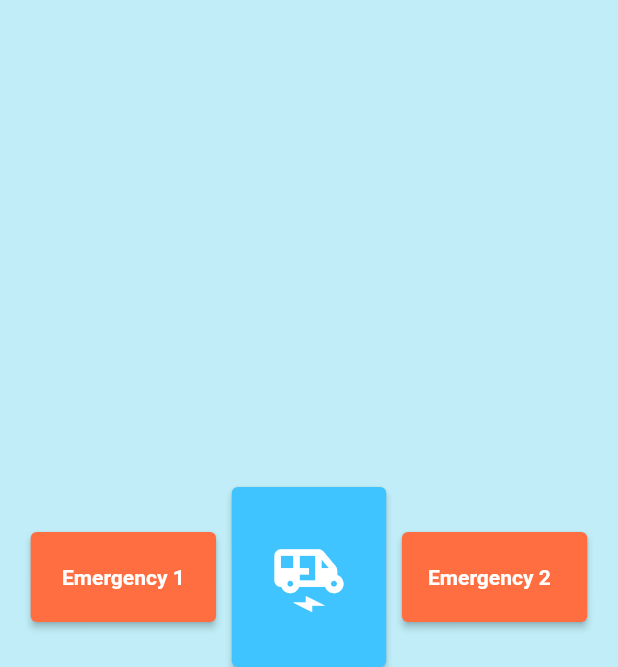
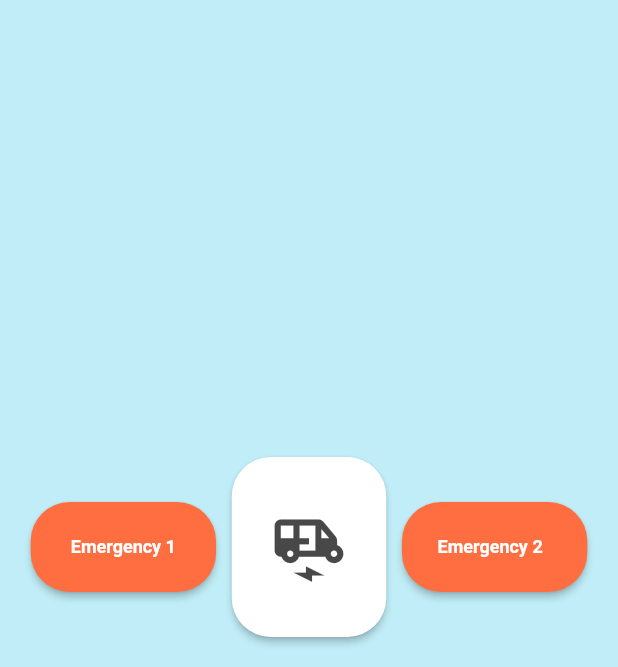
Before and after one commit to GouthamSurendran/Elderly-Launcher, a Flutter app: the screen it shows after launch, on a phone screen of 412 x 824 dp, the part 569-1236 px from its top. Run offline on Flutter 3.47's test engine with Material 2 defaults, Android fonts, the phone set to English and light mode, and no system bars; our stand-ins replace contacts_service, google_fonts, permission_handler, shared_preferences, sqflite; missing offline and left inert: device_apps, flutter_phone_direct_caller, torch_compat; accounts and stored records are empty.

Commit message:
fix resizing issues

```diff
--- a/lib/screens/appScreen.dart
+++ b/lib/screens/appScreen.dart
@@ -95,9 +95,9 @@ class _AppScreenState extends State<AppScreen>
           child: Icon(
             IconData(58727, fontFamily: 'MaterialIcons'),
             size: 35,
-            color: Colors.white,
+            color: Colors.black38,
           ),
-          backgroundColor: Colors.blue,
+          backgroundColor: Colors.white,
         ),
       ),
     );
--- a/lib/screens/homeScreen.dart
+++ b/lib/screens/homeScreen.dart
@@ -61,19 +61,23 @@ class _HomeScreenState extends State<HomeScreen> {
         context: context,
         builder: (context) {
           return AlertDialog(
+            shape:
+                RoundedRectangleBorder(borderRadius: BorderRadius.circular(12)),
             content: Container(
               height: 100,
               child: Column(
                 mainAxisAlignment: MainAxisAlignment.spaceAround,
                 children: [
                   TextField(
-                    controller: id==1?numberController:numberController2,
+                    controller: id == 1 ? numberController : numberController2,
                     decoration:
                         InputDecoration(hintText: "Enter Emergency number $id"),
                   ),
                   ElevatedButton(
                     onPressed: () {
-                      dynamic number = id == 1 ? numberController.text : numberController2.text;
+                      dynamic number = id == 1
+                          ? numberController.text
+                          : numberController2.text;
                       setNum(number, id).then((value) {
                         getNums();
                       });
@@ -111,14 +115,16 @@ class _HomeScreenState extends State<HomeScreen> {
                           fontSize: 25, color: Colors.black87))),
             ],
           ),
-          Row(
+          Padding(
+            padding: const EdgeInsets.only(bottom: 20),
+            child: Row(
               mainAxisAlignment: MainAxisAlignment.spaceEvenly,
               children: [
                 Container(
                   height: 60,
                   width: MediaQuery.of(context).size.width * 0.3,
                   child: ElevatedButton(
-                  onPressed: () async{
+                    onPressed: () async {
                       await FlutterPhoneDirectCaller.callNumber(num_1);
                     },
                     onLongPress: () {
@@ -129,11 +135,12 @@ class _HomeScreenState extends State<HomeScreen> {
                       style: TextStyle(
                           color: Colors.white,
                           fontWeight: FontWeight.bold,
-                        fontSize: 14),
+                          fontSize: 12),
                     ),
-                  style: ButtonStyle(
-                      backgroundColor: MaterialStateProperty.all<Color>(
-                          Colors.deepOrangeAccent)),
+                    style: ElevatedButton.styleFrom(
+                        shape: RoundedRectangleBorder(
+                            borderRadius: BorderRadius.circular(26)),
+                        primary: Colors.deepOrangeAccent),
                   ),
                 ),
                 Container(
@@ -147,24 +154,33 @@ class _HomeScreenState extends State<HomeScreen> {
                           : TorchCompat.turnOff();
                       setState(() {});
                     },
-                  child: Icon(
+                    child: Stack(children: <Widget>[
+                      Icon(
                         isLightOn == true
                             ? IconData(62037, fontFamily: 'MaterialIcons')
                             : IconData(57894, fontFamily: 'MaterialIcons'),
                         size: 50,
-                    color:
-                        isLightOn == true ? Colors.yellowAccent : Colors.white,
+                        color: isLightOn == true
+                            ? Colors.yellowAccent
+                            : Colors.black54,
                       ),
-                  style: ButtonStyle(
-                      backgroundColor: MaterialStateProperty.all<Color>(
-                          Colors.lightBlueAccent)),
+                      Icon(
+                        IconData(57894, fontFamily: 'MaterialIcons'),
+                        size: 50,
+                        color: Colors.black38,
+                      ),
+                    ]),
+                    style: ElevatedButton.styleFrom(
+                        shape: RoundedRectangleBorder(
+                            borderRadius: BorderRadius.circular(26)),
+                        primary: Colors.white),
                   ),
                 ),
                 Container(
                   height: 60,
                   width: MediaQuery.of(context).size.width * 0.3,
                   child: ElevatedButton(
-                  onPressed: () async{
+                    onPressed: () async {
                       await FlutterPhoneDirectCaller.callNumber(num_2);
                     },
                     onLongPress: () {
@@ -175,15 +191,16 @@ class _HomeScreenState extends State<HomeScreen> {
                       style: TextStyle(
                           color: Colors.white,
                           fontWeight: FontWeight.bold,
-                        fontSize: 14),
+                          fontSize: 12),
                     ),
-                  style: ButtonStyle(
-                    backgroundColor: MaterialStateProperty.all<Color>(
-                        Colors.deepOrangeAccent),
-                  ),
+                    style: ElevatedButton.styleFrom(
+                        shape: RoundedRectangleBorder(
+                            borderRadius: BorderRadius.circular(26)),
+                        primary: Colors.deepOrangeAccent),
                   ),
                 ),
               ],
+            ),
           )
         ],
       ),
--- a/lib/screens/newsFeed.dart
+++ b/lib/screens/newsFeed.dart
@@ -107,7 +107,7 @@ class _NewsFeedState extends State<NewsFeed>
                   setState(() {});
               }
             } on SocketException catch (e) {
-              //print(e);
+              print(e);
             }
           },
         ),
```
Also changed, not shown: lib/screens/contacts.dart (+46 -21 lines), lib/screens/medsRem.dart (+17 -17 lines), lib/screens/moreInfo.dart (+7 -5 lines), lib/widgets.dart (+4 -4 lines), 2 other files. Lines whose indentation alone changed are shown as unchanged.
